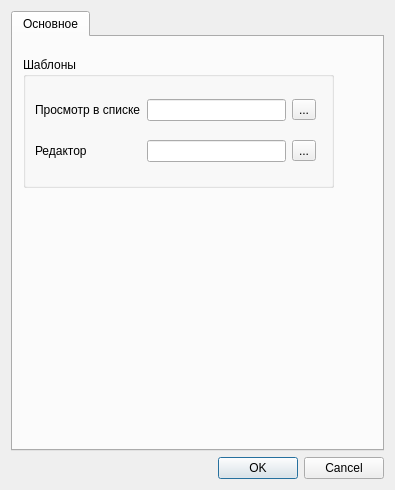
Above: client/tqprjoptdlg.ui from sshmakov/Traquera before the change. Below: the same form after it.
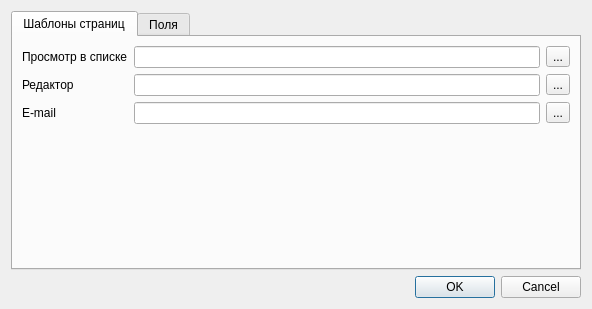
That is the form after the change.

```diff
--- a/client/tqprjoptdlg.ui
+++ b/client/tqprjoptdlg.ui
@@ -6,8 +6,8 @@
    <rect>
     <x>0</x>
     <y>0</y>
-    <width>395</width>
-    <height>490</height>
+    <width>592</width>
+    <height>309</height>
    </rect>
   </property>
   <property name="windowTitle">
@@ -18,57 +18,111 @@
     <widget class="QTabWidget" name="tabWidget">
      <widget class="QWidget" name="tab">
       <attribute name="title">
-       <string>Основное</string>
+       <string>Шаблоны страниц</string>
       </attribute>
-      <widget class="QGroupBox" name="groupBox">
-       <property name="geometry">
-        <rect>
-         <x>10</x>
-         <y>20</y>
-         <width>311</width>
-         <height>131</height>
-        </rect>
-       </property>
-       <property name="title">
-        <string>Шаблоны</string>
-       </property>
-       <layout class="QGridLayout" name="gridLayout">
-        <item row="1" column="2" colspan="2">
-         <widget class="QToolButton" name="toolButton_2">
-          <property name="text">
-           <string>...</string>
-          </property>
-         </widget>
-        </item>
-        <item row="0" column="2">
-         <widget class="QToolButton" name="toolButton">
-          <property name="text">
-           <string>...</string>
-          </property>
-         </widget>
-        </item>
-        <item row="1" column="1">
-         <widget class="QLineEdit" name="lineEdit_2"/>
-        </item>
-        <item row="0" column="0">
-         <widget class="QLabel" name="label">
-          <property name="text">
-           <string>Просмотр в списке</string>
-          </property>
-         </widget>
-        </item>
-        <item row="0" column="1">
-         <widget class="QLineEdit" name="lineEdit"/>
-        </item>
-        <item row="1" column="0">
-         <widget class="QLabel" name="label_2">
-          <property name="text">
-           <string>Редактор</string>
-          </property>
-         </widget>
-        </item>
-       </layout>
-      </widget>
+      <layout class="QGridLayout" name="gridLayout_2">
+       <item row="1" column="0">
+        <widget class="QLabel" name="lEdit">
+         <property name="text">
+          <string>Редактор</string>
+         </property>
+        </widget>
+       </item>
+       <item row="1" column="1">
+        <widget class="QLineEdit" name="leEdit"/>
+       </item>
+       <item row="1" column="2">
+        <widget class="QToolButton" name="tbEdit">
+         <property name="text">
+          <string>...</string>
+         </property>
+        </widget>
+       </item>
+       <item row="2" column="1">
+        <widget class="QLineEdit" name="leEmail"/>
+       </item>
+       <item row="0" column="1">
+        <widget class="QLineEdit" name="leView"/>
+       </item>
+       <item row="2" column="2">
+        <widget class="QToolButton" name="tbEmail">
+         <property name="text">
+          <string>...</string>
+         </property>
+        </widget>
+       </item>
+       <item row="0" column="2">
+        <widget class="QToolButton" name="tbView">
+         <property name="text">
+          <string>...</string>
+         </property>
+        </widget>
+       </item>
+       <item row="2" column="0">
+        <widget class="QLabel" name="lEmail">
+         <property name="text">
+          <string>E-mail</string>
+         </property>
+        </widget>
+       </item>
+       <item row="0" column="0">
+        <widget class="QLabel" name="lView">
+         <property name="text">
+          <string>Просмотр в списке</string>
+         </property>
+        </widget>
+       </item>
+       <item row="3" column="1">
+        <spacer name="verticalSpacer">
+         <property name="orientation">
+          <enum>Qt::Vertical</enum>
+         </property>
+         <property name="sizeHint" stdset="0">
+          <size>
+           <width>20</width>
+           <height>40</height>
+          </size>
+         </property>
+        </spacer>
+       </item>
+      </layout>
+     </widget>
+     <widget class="QWidget" name="tab_2">
+      <attribute name="title">
+       <string>Поля</string>
+      </attribute>
+      <layout class="QGridLayout" name="gridLayout">
+       <item row="0" column="1">
+        <widget class="QLineEdit" name="leGroups"/>
+       </item>
+       <item row="0" column="0">
+        <widget class="QLabel" name="lGroups">
+         <property name="text">
+          <string>Настройка групп полей</string>
+         </property>
+        </widget>
+       </item>
+       <item row="0" column="2">
+        <widget class="QToolButton" name="tbGroups">
+         <property name="text">
+          <string>...</string>
+         </property>
+        </widget>
+       </item>
+       <item row="1" column="1">
+        <spacer name="verticalSpacer_2">
+         <property name="orientation">
+          <enum>Qt::Vertical</enum>
+         </property>
+         <property name="sizeHint" stdset="0">
+          <size>
+           <width>20</width>
+           <height>40</height>
+          </size>
+         </property>
+        </spacer>
+       </item>
+      </layout>
      </widget>
     </widget>
    </item>
```
Left out of the diff: 15 changed lines with no effect on the pictures.
